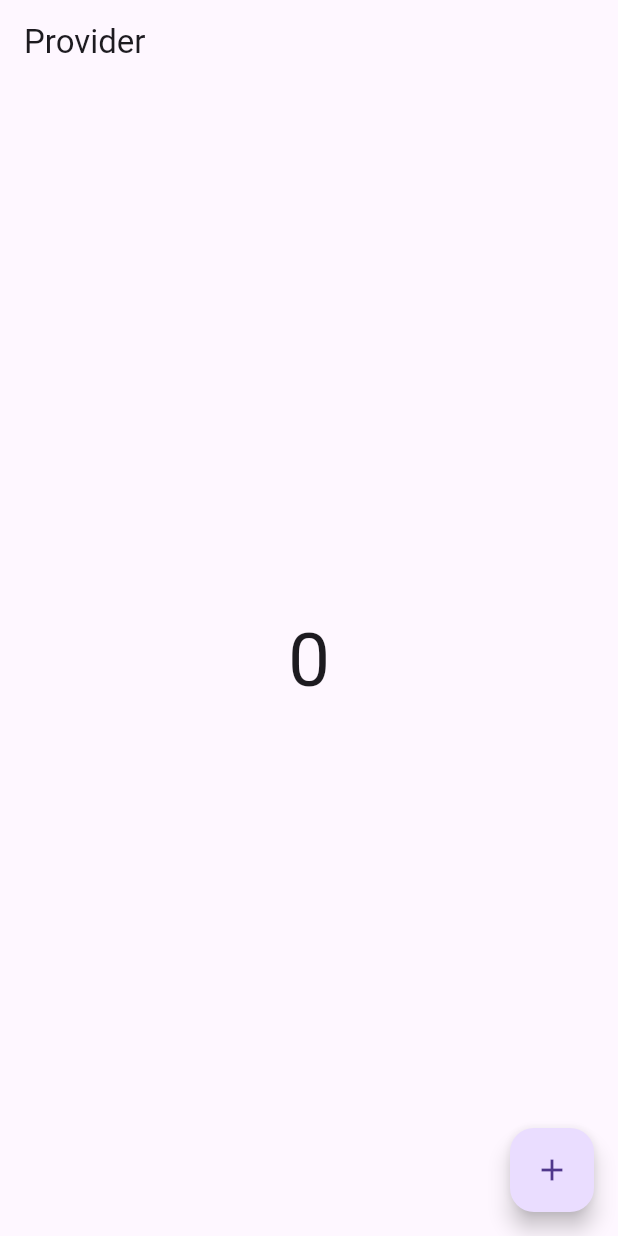
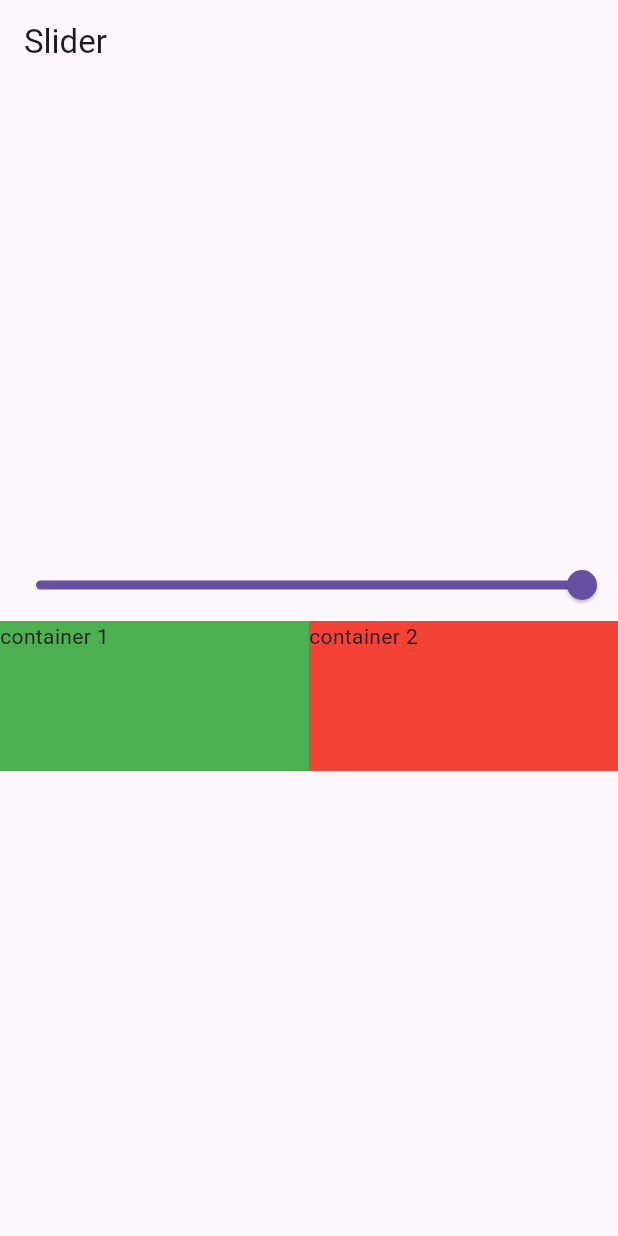
Before and after one commit to mahabubulhasibshawon/flutter_provider, a Flutter app: the screen it shows after launch, on a phone screen of 412 x 824 dp. Run offline on Flutter 3.47's test engine with Material 3 defaults, Android fonts, the phone set to English and light mode, and no system bars.

Commit message:
multi provider

```diff
--- a/lib/main.dart
+++ b/lib/main.dart
@@ -1,7 +1,9 @@
 import 'package:flutter/material.dart';
 import 'package:flutter_provider/provider/count_provider.dart';
-import 'package:flutter_provider/view/count_example.dart';
+import 'package:flutter_provider/provider/slider_provider.dart';
 import 'package:provider/provider.dart';
+
+import 'view/views.dart';
 
 void main() {
   runApp(const MyApp());
@@ -12,14 +14,15 @@ class MyApp extends StatelessWidget {
 
   @override
   Widget build(BuildContext context) {
-    return ChangeNotifierProvider(
-      create: (_) => CountProvider(),
+    return MultiProvider(
+      providers: [
+        ChangeNotifierProvider(create: (_) => CountProvider()),
+        ChangeNotifierProvider(create: (_) => SliderProvider())
+      ],
       child: MaterialApp(
-        theme: ThemeData(
-          useMaterial3: true
-        ),
+        theme: ThemeData(useMaterial3: true),
         debugShowCheckedModeBanner: false,
-        home: CountExample(),
+        home: SliderExample(),
       ),
     );
   }
--- /dev/null
+++ b/lib/provider/slider_provider.dart
@@ -0,0 +1,11 @@
+import 'package:flutter/foundation.dart';
+
+class SliderProvider extends ChangeNotifier {
+  double _value = 1.0;
+  double get value => _value;
+
+  void setValue(double val){
+    _value = val;
+    notifyListeners();
+  }
+}
--- /dev/null
+++ b/lib/view/slider_example.dart
@@ -0,0 +1,58 @@
+import 'package:flutter/material.dart';
+import 'package:flutter_provider/provider/slider_provider.dart';
+import 'package:provider/provider.dart';
+
+class SliderExample extends StatefulWidget {
+  const SliderExample({super.key});
+
+  @override
+  State<SliderExample> createState() => _SliderExampleState();
+}
+
+class _SliderExampleState extends State<SliderExample> {
+  @override
+  Widget build(BuildContext context) {
+    // final provider = Provider.of<SliderProvider>(context, listen: false);
+    return Scaffold(
+      appBar: AppBar(
+        title: const Text('Slider'),
+      ),
+      body: Column(
+        mainAxisAlignment: MainAxisAlignment.center,
+        children: [
+          Consumer<SliderProvider>(builder: (context, value, child) {
+            return Slider(
+                min: 0,
+                max: 1,
+                value: value.value,
+                onChanged: (val) {
+                  value.setValue(val);
+                });
+          }),
+          Consumer<SliderProvider>(builder: (context, value, child) {
+            return Row(
+              children: [
+                Expanded(
+                    child: Container(
+                  height: 100,
+                  decoration: BoxDecoration(
+                    color: Colors.green.withOpacity(value.value),
+                  ),
+                  child: const Text('container 1'),
+                )),
+                Expanded(
+                    child: Container(
+                  height: 100,
+                  decoration: BoxDecoration(
+                    color: Colors.red.withOpacity(value.value),
+                  ),
+                  child: const Text('container 2'),
+                )),
+              ],
+            );
+          }),
+        ],
+      ),
+    );
+  }
+}
--- /dev/null
+++ b/lib/view/views.dart
@@ -0,0 +1,2 @@
+export 'count_example.dart';
+export 'slider_example.dart';
```
